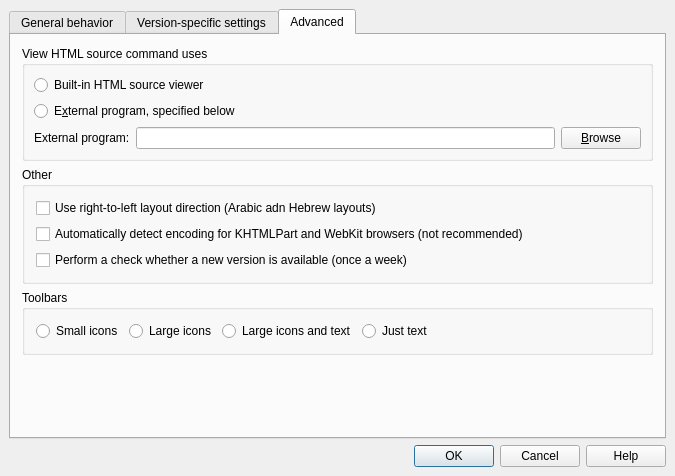
Qt form src/dialog_setup.ui (gyunaev/kchmviewer) before a commit.
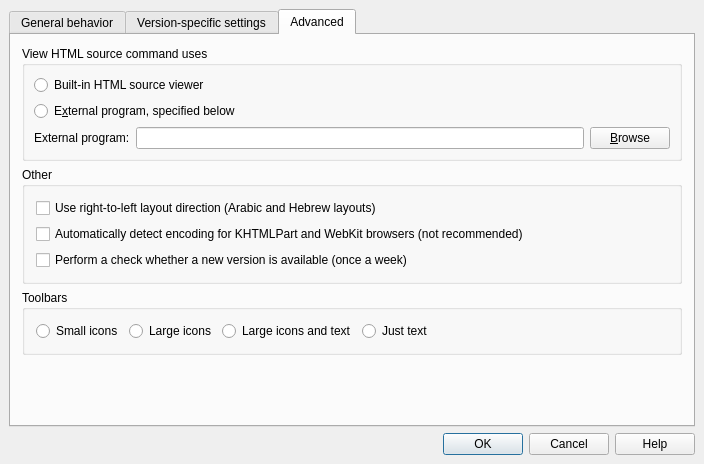
The same form after that commit. The open tabs and pages were chosen to show the change.

Commit message: Fixed spelling error (thx Razvan Visan)

```diff
--- a/src/dialog_setup.ui
+++ b/src/dialog_setup.ui
@@ -6,8 +6,8 @@
    <rect>
     <x>0</x>
     <y>0</y>
-    <width>675</width>
-    <height>476</height>
+    <width>704</width>
+    <height>464</height>
    </rect>
   </property>
   <property name="sizePolicy">
@@ -490,7 +490,7 @@
           <item>
            <widget class="QCheckBox" name="boxLayoutDirectionRL">
             <property name="text">
-             <string>Use right-to-left layout direction (Arabic adn Hebrew layouts)</string>
+             <string>Use right-to-left layout direction (Arabic and Hebrew layouts)</string>
             </property>
            </widget>
           </item>
```
